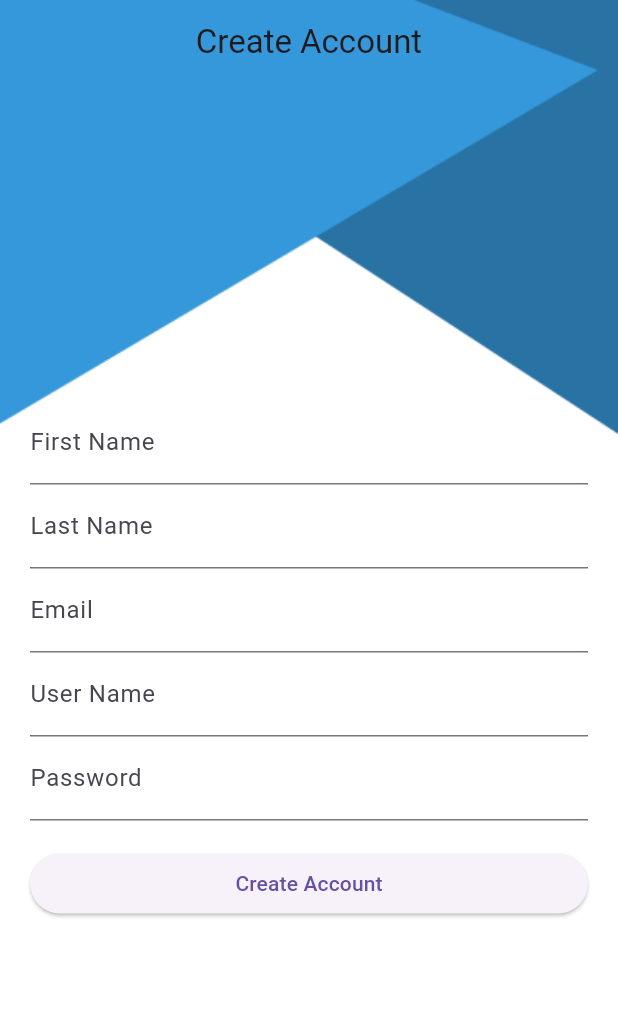
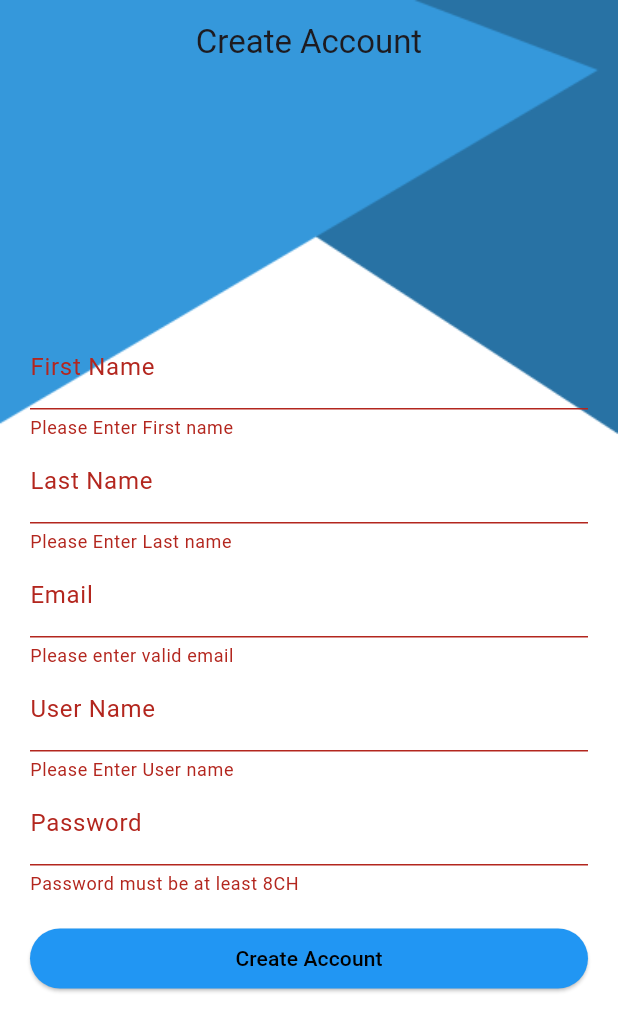
Before and after one commit to nbow2/CHAT-APP_flutter, a Flutter app: the screen it shows after launch, after a tap on "Create Account", on a phone screen of 412 x 824 dp. Shown: the top 1031 px of the screen. Run offline on Flutter 3.47's test engine with Material 3 defaults, Android fonts, the light colour scheme and no system bars; our stand-ins replace firebase_auth, firebase_core; accounts and stored records are empty.

Commit message:
connect with fireBase google

```diff
--- /dev/null
+++ b/lib/firebase_errors.dart
@@ -0,0 +1,4 @@
+class FirebaseErrors{
+  static const String weakPassword = "weak-password";
+  static const String emailAlreadyInUse = "email-already-in-use";
+}
--- a/lib/main.dart
+++ b/lib/main.dart
@@ -1,7 +1,10 @@
+import 'package:firebase_core/firebase_core.dart';
 import 'package:flutter/material.dart';
 import 'package:vertion_1_0_chat/regstier/register_screen.dart';
 
-void main(){
+void main()async{
+  WidgetsFlutterBinding.ensureInitialized();
+  await Firebase.initializeApp();
   runApp(MyApp());
 }
 
--- /dev/null
+++ b/lib/regstier/register_navigator.dart
@@ -0,0 +1,7 @@
+abstract class  RegisterNavigator{
+  void showLoading();
+  void hideLoading();
+  void showMessage(String message);
+
+
+}
--- a/lib/regstier/register_screen.dart
+++ b/lib/regstier/register_screen.dart
@@ -1,18 +1,37 @@
+import 'package:firebase_auth/firebase_auth.dart';
 import 'package:flutter/material.dart';
+import 'package:provider/provider.dart';
+import 'package:vertion_1_0_chat/firebase_errors.dart';
+import 'package:vertion_1_0_chat/regstier/register_view_model.dart';
 
-class RegisterScreen extends StatelessWidget {
+class RegisterScreen extends StatefulWidget {
 
   static const String routeName = "RegisterScreen";
+
+  @override
+  State<RegisterScreen> createState() => _RegisterScreenState();
+}
+
+class _RegisterScreenState extends State<RegisterScreen> {
   String FirstName = '';
+
   String LastName = '' ;
+
   String Email = '' ;
+
   String userName = '' ;
+
   String Password = '';
 
+  RegisterViewModel viewModel = RegisterViewModel() ;
+
+  var formKey = GlobalKey<FormState>();
 
   @override
   Widget build(BuildContext context) {
-    return Stack(
+    return ChangeNotifierProvider(
+      create: (context)=> viewModel,
+      child: Stack(
         children: [
           Container(
             color: Colors.white,
@@ -25,7 +44,9 @@ class RegisterScreen extends StatelessWidget {
             appBar: AppBar(
               backgroundColor: Colors.transparent,
               title: Text('Create Account') , centerTitle: true,),
-          body: Form(child:
+            body: Form(
+                key: formKey,
+                child:
             Padding(
               padding: const EdgeInsets.all(20.0),
               child: Column(
@@ -124,16 +145,32 @@ class RegisterScreen extends StatelessWidget {
                   SizedBox(
                     height: 18,
                   ),
-                ElevatedButton(onPressed: (){
-
-
-                }, child: Text('Create Account'))
+                  ElevatedButton(
+                    style: ElevatedButton.styleFrom(
+                      backgroundColor: Colors.blue
+                    ),
+                      onPressed: (){
+                    validateForm();
+                  }, child: Text('Create Account' ,style: TextStyle(
+                    color: Colors.black
+                  ),))
                 ],
               ),
             )),
           )
 
         ],
+      ),
     );
   }
+
+  void validateForm() async{
+
+    if (formKey.currentState!.validate() == true){
+
+      viewModel.registerFirebaseAuth(Email, Password);
+      Navigator.pop(context);
+
     }
+  }
+}
--- /dev/null
+++ b/lib/regstier/register_view_model.dart
@@ -0,0 +1,43 @@
+import 'package:firebase_auth/firebase_auth.dart';
+import 'package:flutter/cupertino.dart';
+import 'package:flutter/material.dart';
+import 'package:vertion_1_0_chat/regstier/register_navigator.dart';
+import 'register_navigator.dart';
+
+import '../firebase_errors.dart';
+
+class RegisterViewModel extends ChangeNotifier {
+  late RegisterNavigator navigator;
+
+  void registerFirebaseAuth(String Email , String Password)async{
+    try {
+      navigator.showLoading();
+      final credential = await FirebaseAuth.instance.createUserWithEmailAndPassword(
+        email: Email,
+        password: Password,
+      );
+      navigator.hideLoading();
+      navigator.showMessage('Successfully');
+      print('firebase auth user id ${credential.user?.uid}');
+    } on FirebaseAuthException catch (e) {
+      if (e.code == FirebaseErrors.weakPassword) {
+
+        navigator.hideLoading();
+        navigator.showMessage('password to weak');
+
+        print('The password provided is too weak.');
+      } else if (e.code == FirebaseErrors.emailAlreadyInUse) {
+
+        navigator.hideLoading();
+        navigator.showMessage('The account already exists for that email.');
+
+        print('The account already exists for that email.');
+      }
+    } catch (e) {
+
+      navigator.hideLoading();
+      navigator.showMessage('something went wrong');
+      print(e);
+    }
+  }
+}
--- a/pubspec.yaml
+++ b/pubspec.yaml
@@ -33,6 +33,9 @@ dependencies:
   # The following adds the Cupertino Icons font to your application.
   # Use with the CupertinoIcons class for iOS style icons.
   cupertino_icons: ^1.0.8
+  firebase_core: ^3.9.0
+  firebase_auth: ^5.3.4
+  provider: ^6.1.2
 
 dev_dependencies:
   flutter_test:
```
Also changed, not shown: pubspec.lock, 6 other files. Lines whose indentation alone changed are shown as unchanged.
